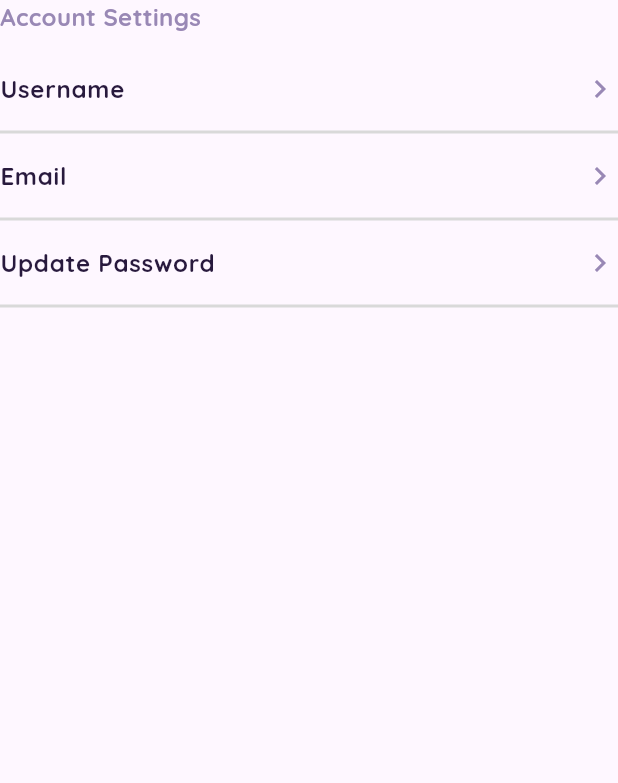
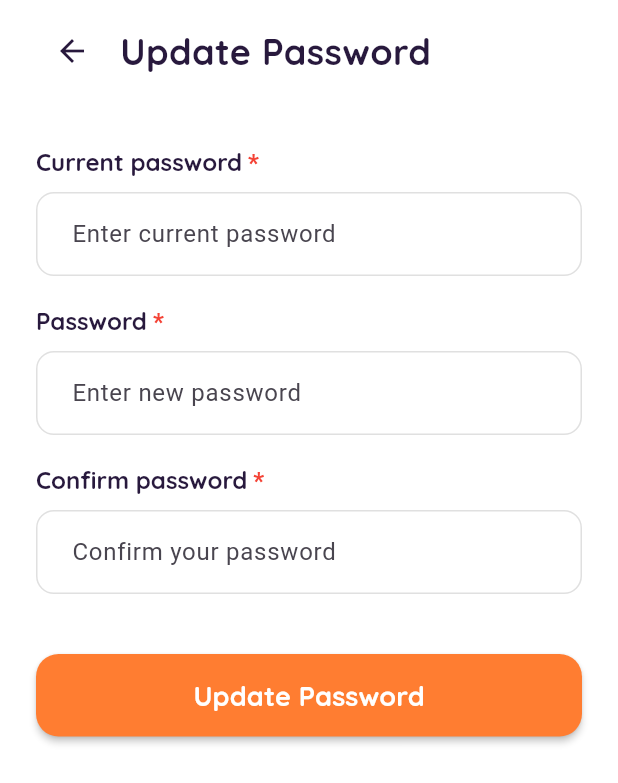
Before and after one commit to Wapikkk/talepuff_app, a Flutter app: the AccountSettings widget shown alone on an empty page, opened directly, after a tap on "Update Password", on a phone screen of 412 x 824 dp. Shown: the top 783 px of the screen. Run offline on Flutter 3.47's test engine with Material 3 defaults, Android fonts, the phone set to English and light mode, and no system bars; our stand-ins replace firebase_auth, firebase_core, google_sign_in, image_cropper, image_picker, shared_preferences; accounts and stored records are empty.

Commit message:
update page child's name, email, n pw

```diff
--- a/lib/data/services/auth_service.dart
+++ b/lib/data/services/auth_service.dart
@@ -3,7 +3,7 @@ import 'package:http/http.dart' as http;
 import 'package:flutter/cupertino.dart';
 
 class AuthService {
-  final String baseUrl = "http://192.168.99.218:8080/api";
+  final String baseUrl = "http://192.168.1.104:8080/api";
 
   Future<void> registerToBackend({
     required String firebaseUid,
--- a/lib/main.dart
+++ b/lib/main.dart
@@ -1,6 +1,7 @@
 import 'package:flutter/material.dart';
 import 'package:provider/provider.dart';
 import 'package:firebase_core/firebase_core.dart';
+import 'package:talepuff_app/ui/views/settings/update_password_view.dart';
 import '/ui/view_models/home_view_model.dart';
 import '/ui/view_models/navbar_view_model.dart';
 import '/ui/views/parent/parent_view.dart';
@@ -21,6 +22,10 @@ import 'ui/view_models/login_view_model.dart';
 
 import 'ui/views/settings/settings_view.dart';
 import 'ui/view_models/settings_view_model.dart';
+
+import 'ui/views/settings/update_child_name_view.dart';
+import 'ui/views/settings/update_email_view.dart';
+import 'ui/views/settings/update_password_view.dart';
 
 void main() async {
   WidgetsFlutterBinding.ensureInitialized();
@@ -66,6 +71,9 @@ class MyApp extends StatelessWidget {
         '/main_nav': (context) => MainNavigationView(),
         '/parent': (context) => const ParentView(),
         '/settings': (context) => const SettingsView(),
+        '/update_child_name': (context) => const UpdateChildNameView(),
+        '/update_email': (context) => const UpdateEmailView(),
+        '/update_password': (context) => const UpdatePasswordView(),
       },
     );
   }
--- a/lib/ui/view_models/child_info_view_model.dart
+++ b/lib/ui/view_models/child_info_view_model.dart
@@ -1,6 +1,6 @@
 import 'package:firebase_auth/firebase_auth.dart';
 import 'package:flutter/material.dart';
-import 'package:talepuff_app/core/app_assets.dart';
+import '../../../core/app_assets.dart';
 import '../../data/services/auth_service.dart';
 
 class ChildInfoViewModel extends ChangeNotifier {
--- /dev/null
+++ b/lib/ui/views/settings/update_password_view.dart
@@ -0,0 +1,93 @@
+import 'package:flutter/material.dart';
+import 'package:provider/provider.dart';
+import '../../widgets/update_settings/update_header_settings.dart';
+import '../../widgets/update_settings/update_input_settings.dart';
+import '../../widgets/update_settings/update_btn_settings.dart';
+import '../../../ui/view_models/parent_view_model.dart';
+
+class UpdatePasswordView extends StatefulWidget {
+  const UpdatePasswordView({super.key});
+
+  @override
+  State<UpdatePasswordView> createState() => _UpdatePasswordViewState();
+}
+
+class _UpdatePasswordViewState extends State<UpdatePasswordView> {
+  final _currentPasswordController = TextEditingController();
+  final _newPasswordController = TextEditingController();
+  final _confirmPasswordController = TextEditingController();
+
+  @override
+  void dispose() {
+    _currentPasswordController.dispose();
+    _newPasswordController.dispose();
+    _confirmPasswordController.dispose();
+    super.dispose();
+  }
+
+  @override
+  Widget build(BuildContext context) {
+    final parentVM = context.watch<ParentViewModel>();
+
+    return Scaffold(
+      backgroundColor: Colors.white,
+      body: SafeArea(
+        child: SingleChildScrollView(
+          padding: const EdgeInsets.symmetric(horizontal: 24),
+          child: Column(
+            crossAxisAlignment: CrossAxisAlignment.start,
+            children: [
+              const UpdateHeaderSettings(title: "Update Password"),
+              const SizedBox(height: 20),
+
+              UpdateInputSettings(
+                label: "Current password",
+                hint: "Enter current password",
+                controller: _currentPasswordController,
+                obscureText: true,
+              ),
+
+              const SizedBox(height: 20),
+
+              UpdateInputSettings(
+                label: "Password",
+                hint: "Enter new password",
+                controller: _newPasswordController,
+                obscureText: true,
+              ),
+
+              const SizedBox(height: 20),
+
+              UpdateInputSettings(
+                label: "Confirm password",
+                hint: "Confirm your password",
+                controller: _confirmPasswordController,
+                obscureText: true,
+              ),
+
+              const SizedBox(height: 40),
+
+              UpdateBtnSettings(
+                text: "Update Password",
+                onPressed: () {
+                  if (_newPasswordController.text != _confirmPasswordController.text) {
+                    debugPrint("Password mismatch!");
+                    return;
+                  }
+
+                  if (_currentPasswordController.text.isNotEmpty &&
+                      _newPasswordController.text.isNotEmpty) {
+                    parentVM.updateParentPassword(
+                      _currentPasswordController.text,
+                      _newPasswordController.text,
+                    );
+                  }
+                },
+              ),
+            ],
+          ),
+        ),
+      ),
+    );
+  }
+}
--- a/lib/ui/widgets/parent/child_profile_photo.dart
+++ b/lib/ui/widgets/parent/child_profile_photo.dart
@@ -2,8 +2,8 @@ import 'package:flutter/material.dart';
 import 'package:provider/provider.dart';
 import 'package:image_picker/image_picker.dart';
 import '../../../core/app_colors.dart';
+import '../../../core/app_assets.dart';
 import '../../../ui/view_models/parent_view_model.dart';
-import '../../../core/app_assets.dart';
 import '../../view_models/login_view_model.dart';
 
 class ChildProfilePhoto extends StatelessWidget {
@@ -35,7 +35,7 @@ class ChildProfilePhoto extends StatelessWidget {
                   backgroundImage: parentVM.imagePreview != null
                       ? FileImage(parentVM.imagePreview!) as ImageProvider
                       : (parentVM.currentPhotoUrl != null
-                          ? NetworkImage("http://192.168.99.218:8080${parentVM.currentPhotoUrl}")
+                          ? NetworkImage("http://192.168.1.104:8080${parentVM.currentPhotoUrl}")
                           : const AssetImage(AppAssets.mascotHarimauSumatera)),
                 ),
               ),
--- a/lib/ui/widgets/settings/account_settings.dart
+++ b/lib/ui/widgets/settings/account_settings.dart
@@ -24,23 +24,17 @@ class AccountSettings extends StatelessWidget{
         _buildSettingItem(
           context: context,
           title: 'Username',
-          onTap: () {
-
-          },
+          onTap: () => Navigator.pushNamed(context, '/update_child_name'),
         ),
         _buildSettingItem(
           context: context,
           title: 'Email',
-          onTap: () {
-
-          },
+          onTap: () => Navigator.pushNamed(context, '/update_email'),
         ),
         _buildSettingItem(
           context: context,
           title: 'Update Password',
-          onTap: () {
-
-          },
+          onTap: () => Navigator.pushNamed(context, '/update_password'),
         ),
       ],
     );
--- a/lib/ui/widgets/shared/app_ui_helper.dart
+++ b/lib/ui/widgets/shared/app_ui_helper.dart
@@ -1,5 +1,5 @@
 import 'package:flutter/material.dart';
-import 'package:talepuff_app/core/app_colors.dart';
+import '../../../core/app_colors.dart';
 import '../../../core/app_assets.dart';
 
 class AppUIHelper {
--- /dev/null
+++ b/lib/ui/widgets/update_settings/update_btn_settings.dart
@@ -0,0 +1,41 @@
+import 'package:flutter/material.dart';
+import '../../../core/app_colors.dart';
+import '../../../core/app_assets.dart';
+
+class UpdateBtnSettings extends StatelessWidget {
+  final String text;
+  final VoidCallback onPressed;
+
+  const UpdateBtnSettings({
+    super.key,
+    required this.text,
+    required this.onPressed,
+  });
+
+  @override
+  Widget build(BuildContext context) {
+    return SizedBox(
+      width: double.infinity,
+      height: 55,
+      child: ElevatedButton(
+        style: ElevatedButton.styleFrom(
+          backgroundColor: AppColors.btnSave,
+          shape: RoundedRectangleBorder(
+            borderRadius: BorderRadius.circular(15),
+          ),
+          elevation: 2,
+        ),
+        onPressed: onPressed,
+        child: Text(
+          text,
+          style: const TextStyle(
+            color: Colors.white,
+            fontSize: 18,
+            fontWeight: FontWeight.bold,
+            fontFamily: AppAssets.fontFamily,
+          ),
+        ),
+      ),
+    );
+  }
+}
--- /dev/null
+++ b/lib/ui/widgets/update_settings/update_header_settings.dart
@@ -0,0 +1,34 @@
+import 'package:flutter/material.dart';
+import '../../../core/app_colors.dart';
+import '../../../core/app_assets.dart';
+
+class UpdateHeaderSettings extends StatelessWidget {
+  final String title;
+
+  const UpdateHeaderSettings({super.key, required this.title});
+
+  @override
+  Widget build(BuildContext context) {
+    return Padding(
+      padding: const EdgeInsets.only(top: 10, bottom: 20),
+      child: Row(
+        children: [
+          IconButton(
+            icon: const Icon(Icons.arrow_back, color: AppColors.darkPurple),
+            onPressed: () => Navigator.pop(context),
+          ),
+          const SizedBox(width: 8),
+          Text(
+            title,
+            style: const TextStyle(
+              fontSize: 24,
+              fontWeight: FontWeight.bold,
+              color: AppColors.darkPurple,
+              fontFamily: AppAssets.fontFamily,
+            ),
+          ),
+        ],
+      ),
+    );
+  }
+}
--- /dev/null
+++ b/lib/ui/widgets/update_settings/update_input_settings.dart
@@ -0,0 +1,68 @@
+import 'package:flutter/material.dart';
+import '../../../core/app_colors.dart';
+import '../../../core/app_assets.dart';
+
+class UpdateInputSettings extends StatelessWidget {
+  final String label;
+  final String hint;
+  final TextEditingController controller;
+  final bool obscureText;
+  final Widget? suffixIcon;
+
+  const UpdateInputSettings({
+    super.key,
+    required this.label,
+    required this.hint,
+    required this.controller,
+    this.obscureText = false,
+    this.suffixIcon,
+  });
+
+  @override
+  Widget build(BuildContext context) {
+    return Column(
+      crossAxisAlignment: CrossAxisAlignment.start,
+      children: [
+        RichText(
+          text: TextSpan(
+            text: label,
+            style: const TextStyle(
+              color: AppColors.darkPurple,
+              fontWeight: FontWeight.bold,
+              fontFamily: AppAssets.fontFamily,
+              fontSize: 16,
+            ),
+            children: const [
+              TextSpan(
+                text: ' *',
+                style: TextStyle (
+                  color: Colors.red,
+                ),
+              ),
+            ],
+          ),
+        ),
+        const SizedBox(height: 10),
+        TextField(
+          controller: controller,
+          obscureText: obscureText,
+          decoration: InputDecoration(
+            hintText: hint,
+            suffixIcon: suffixIcon,
+            filled: true,
+            fillColor: Colors.white,
+            contentPadding: const EdgeInsets.symmetric(horizontal: 20, vertical: 16),
+            border: OutlineInputBorder(
+              borderRadius: BorderRadius.circular(12),
+              borderSide: const BorderSide(color: Color(0xFFE0E0E0)),
+            ),
+            enabledBorder: OutlineInputBorder(
+              borderRadius: BorderRadius.circular(12),
+              borderSide: const BorderSide(color: Color(0xFFE0E0E0)),
+            ),
+          ),
+        ),
+      ],
+    );
+  }
+}
```
Also changed, not shown: lib/ui/view_models/login_view_model.dart (+17 -10 lines), lib/ui/view_models/parent_view_model.dart (+65 -1 lines), lib/ui/views/login/login_view.dart (+18 -3 lines), lib/ui/views/settings/update_child_name_view.dart (added, +61 -0 lines), lib/ui/views/settings/update_email_view.dart (added, +87 -0 lines), lib/ui/widgets/login/login_input_form.dart (+9 -25 lines).
